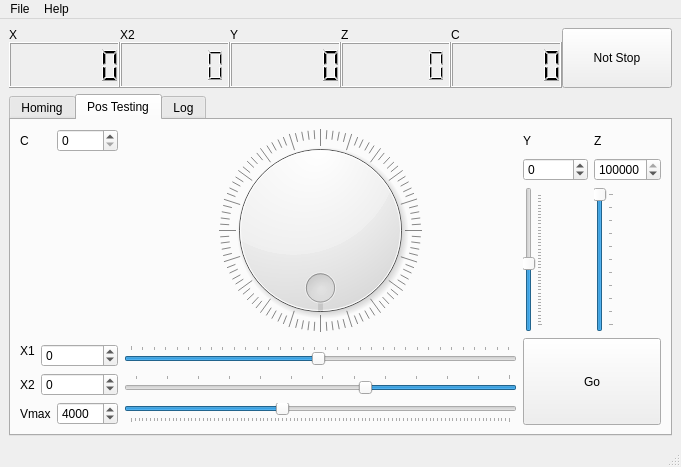
Qt form Gui.ui (gxurma/PythonCanSteering) before a commit.
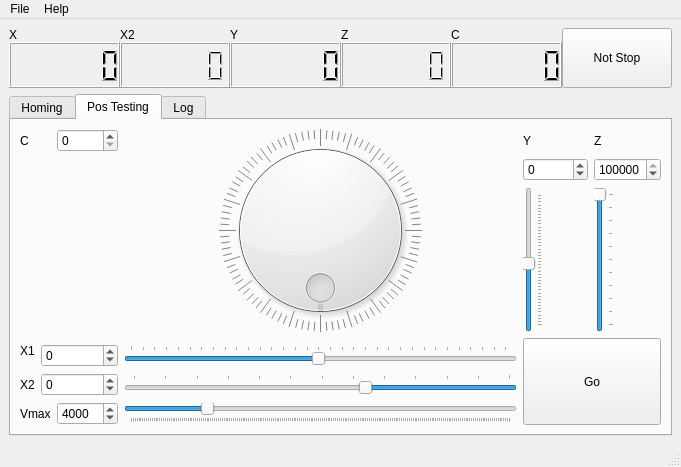
The same form after that commit. The open tabs and pages were chosen to show the change.

Commit message: added visual feedback to homing, now buttons show homing is in progress, until finished

Diff of the .ui file:
```diff
--- a/Gui.ui
+++ b/Gui.ui
@@ -607,10 +607,10 @@
         <item row="6" column="3">
          <widget class="QSlider" name="X2set">
           <property name="minimum">
-           <number>-4640</number>
+           <number>-4600</number>
           </property>
           <property name="maximum">
-           <number>7520</number>
+           <number>7500</number>
           </property>
           <property name="pageStep">
            <number>100</number>
@@ -665,7 +665,7 @@
         <item row="7" column="3">
          <widget class="QSlider" name="Vmaxset">
           <property name="maximum">
-           <number>10000</number>
+           <number>20000</number>
           </property>
           <property name="value">
            <number>4000</number>
@@ -799,10 +799,10 @@
         <item row="4" column="3" rowspan="2">
          <widget class="QSlider" name="X1set">
           <property name="minimum">
-           <number>-16380</number>
+           <number>-16000</number>
           </property>
           <property name="maximum">
-           <number>16680</number>
+           <number>16300</number>
           </property>
           <property name="pageStep">
            <number>100</number>
```
Left out of the diff: 16 changed lines with no effect on the pictures. The commit also changes 2 other files.
